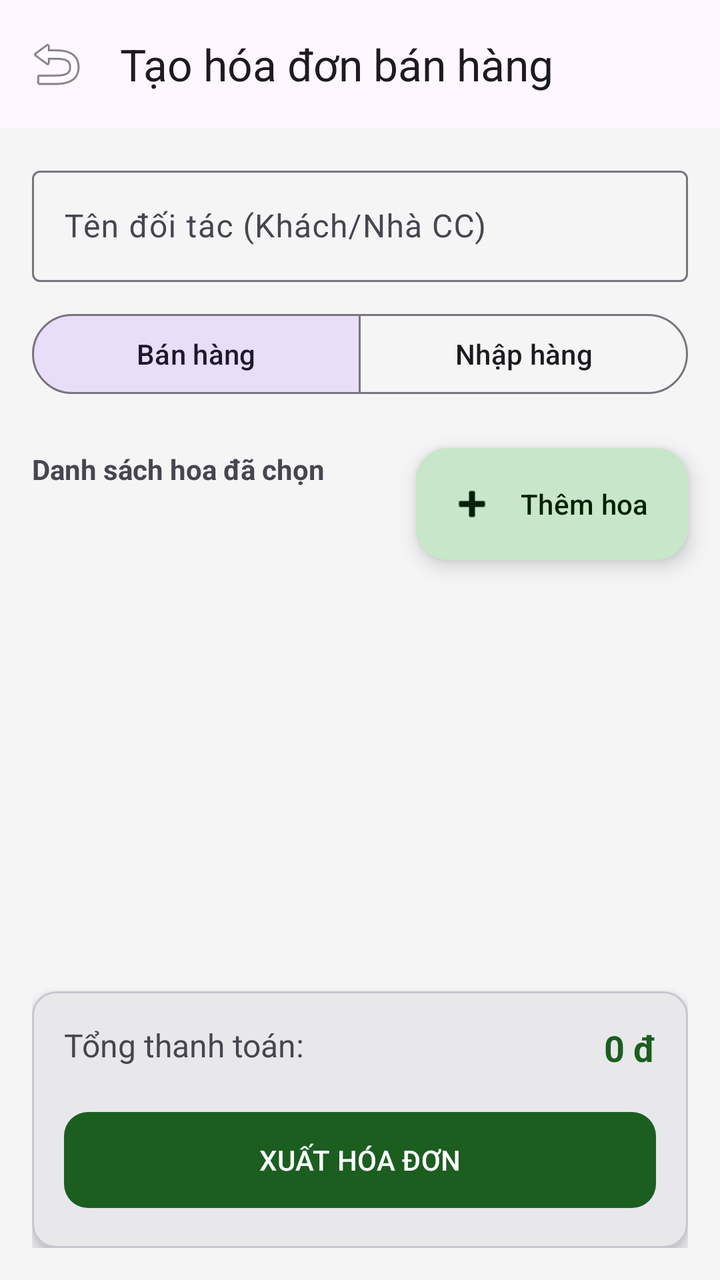
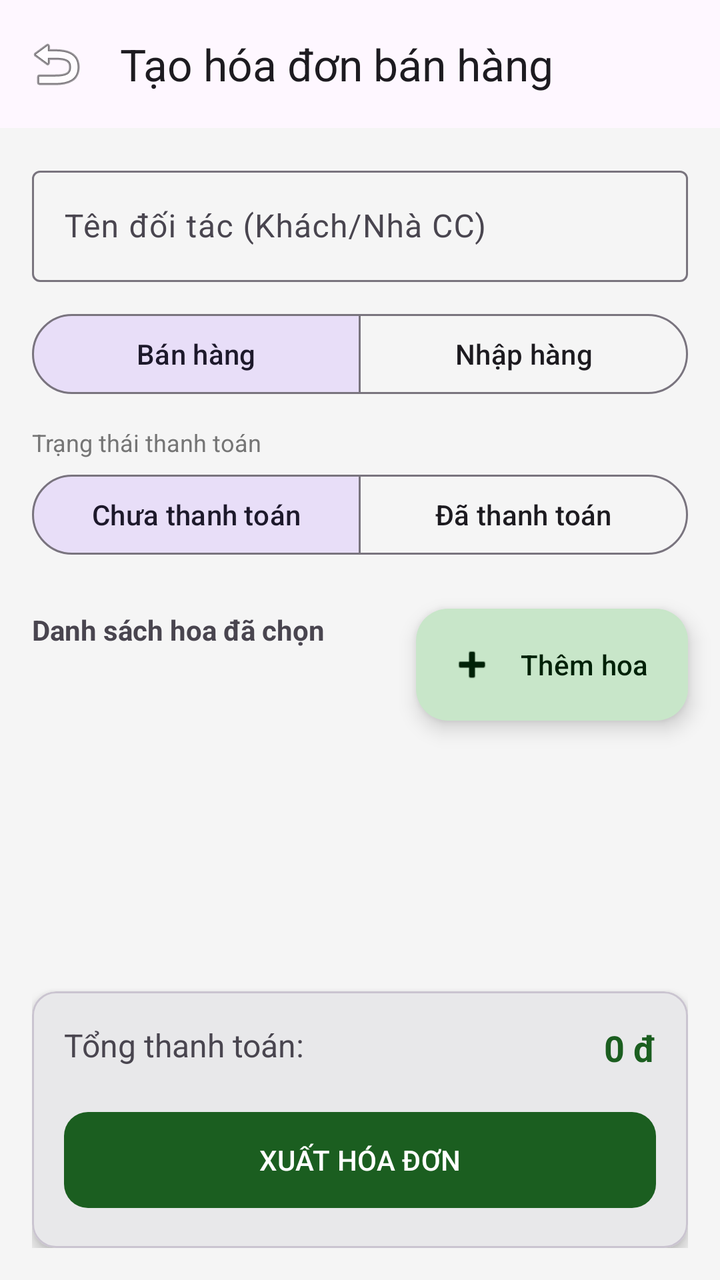

The first picture is an Android layout as it rendered before a commit; the second is the same layout after the commit. The layout source and the unified diff follow.
<!-- AndroidManifest.xml: activity theme Theme.QuanLyKho -->
<!-- res/layout/activity_create_invoice.xml -->
<?xml version="1.0" encoding="utf-8"?>
<androidx.coordinatorlayout.widget.CoordinatorLayout xmlns:android="http://schemas.android.com/apk/res/android"
    xmlns:app="http://schemas.android.com/apk/res-auto"
    android:layout_width="match_parent"
    android:layout_height="match_parent"
    android:background="@color/background">

    <com.google.android.material.appbar.AppBarLayout
        android:layout_width="match_parent"
        android:layout_height="wrap_content">
        <com.google.android.material.appbar.MaterialToolbar
            android:id="@+id/toolbar"
            android:layout_width="match_parent"
            android:layout_height="?attr/actionBarSize"
            app:title="Tạo hóa đơn bán hàng"
            app:navigationIcon="@android:drawable/ic_menu_revert" />
    </com.google.android.material.appbar.AppBarLayout>

    <LinearLayout
        android:layout_width="match_parent"
        android:layout_height="match_parent"
        android:orientation="vertical"
        android:padding="16dp"
        app:layout_behavior="@string/appbar_scrolling_view_behavior">

        <com.google.android.material.textfield.TextInputLayout
            android:layout_width="match_parent"
            android:layout_height="wrap_content"
            android:hint="Tên đối tác (Khách/Nhà CC)"
            style="@style/Widget.Material3.TextInputLayout.OutlinedBox">
            <com.google.android.material.textfield.TextInputEditText
                android:id="@+id/etCustomerName"
                android:layout_width="match_parent"
                android:layout_height="wrap_content" />
        </com.google.android.material.textfield.TextInputLayout>

        <com.google.android.material.button.MaterialButtonToggleGroup
            android:id="@+id/toggleInvoiceType"
            android:layout_width="match_parent"
            android:layout_height="wrap_content"
            android:layout_marginTop="12dp"
            app:singleSelection="true"
            app:selectionRequired="true"
            app:checkedButton="@+id/btnTypeSale">
            <com.google.android.material.button.MaterialButton
                android:id="@+id/btnTypeSale"
                style="@style/Widget.Material3.Button.OutlinedButton"
                android:layout_width="0dp"
                android:layout_height="wrap_content"
                android:layout_weight="1"
                android:text="Bán hàng" />
            <com.google.android.material.button.MaterialButton
                android:id="@+id/btnTypePurchase"
                style="@style/Widget.Material3.Button.OutlinedButton"
                android:layout_width="0dp"
                android:layout_height="wrap_content"
                android:layout_weight="1"
                android:text="Nhập hàng" />
        </com.google.android.material.button.MaterialButtonToggleGroup>

        <TextView
            android:layout_width="wrap_content"
            android:layout_height="wrap_content"
            android:text="Danh sách hoa đã chọn"
            android:textStyle="bold"
            android:layout_marginTop="24dp"
            android:layout_marginBottom="8dp"/>

        <androidx.recyclerview.widget.RecyclerView
            android:id="@+id/rvSelectedItems"
            android:layout_width="match_parent"
            android:layout_height="0dp"
            android:layout_weight="1" />

        <com.google.android.material.card.MaterialCardView
            android:layout_width="match_parent"
            android:layout_height="wrap_content"
            android:layout_marginTop="16dp"
            app:cardCornerRadius="12dp"
            app:cardElevation="4dp">

            <LinearLayout
                android:layout_width="match_parent"
                android:layout_height="wrap_content"
                android:orientation="vertical"
                android:padding="16dp">

                <RelativeLayout
                    android:layout_width="match_parent"
                    android:layout_height="wrap_content">
                    <TextView
                        android:layout_width="wrap_content"
                        android:layout_height="wrap_content"
                        android:text="Tổng thanh toán:"
                        android:textSize="16sp"/>
                    <TextView
                        android:id="@+id/tvTotalAmount"
                        android:layout_width="wrap_content"
                        android:layout_height="wrap_content"
                        android:layout_alignParentEnd="true"
                        android:text="0 đ"
                        android:textStyle="bold"
                        android:textSize="18sp"
                        android:textColor="@color/primary"/>
                </RelativeLayout>

                <com.google.android.material.button.MaterialButton
                    android:id="@+id/btnSaveInvoice"
                    android:layout_width="match_parent"
                    android:layout_height="56dp"
                    android:layout_marginTop="16dp"
                    android:text="XUẤT HÓA ĐƠN"
                    app:cornerRadius="12dp" />
            </LinearLayout>
        </com.google.android.material.card.MaterialCardView>

    </LinearLayout>

    <com.google.android.material.floatingactionbutton.ExtendedFloatingActionButton
        android:id="@+id/fabAddItem"
        android:layout_width="wrap_content"
        android:layout_height="wrap_content"
        android:layout_margin="16dp"
        android:text="Thêm hoa"
        app:icon="@android:drawable/ic_input_add"
        app:layout_anchor="@id/rvSelectedItems"
        app:layout_anchorGravity="top|right" />

</androidx.coordinatorlayout.widget.CoordinatorLayout>
<!-- resources referenced by this layout -->
<resources>
  <color name="background">#F5F5F5</color>
  <color name="primary">#1B5E20</color>
  <style name="Theme.QuanLyKho" parent="Base.Theme.QuanLyKho" />
  <style name="Base.Theme.QuanLyKho" parent="Theme.Material3.DayNight.NoActionBar">
          
          <item name="colorPrimary">@color/primary</item>
          <item name="colorOnPrimary">@color/onPrimary</item>
          <item name="colorPrimaryContainer">@color/primaryContainer</item>
          <item name="colorOnPrimaryContainer">@color/onPrimaryContainer</item>
          <item name="colorSecondary">@color/secondary</item>
          <item name="colorOnSecondary">@color/onSecondary</item>
          <item name="android:statusBarColor">@color/primary</item>
          <item name="android:windowBackground">@color/background</item>
      </style>
  <color name="onPrimary">#FFFFFF</color>
  <color name="primaryContainer">#C8E6C9</color>
  <color name="onPrimaryContainer">#002107</color>
  <color name="secondary">#2E7D32</color>
  <color name="onSecondary">#FFFFFF</color>
</resources>

<!-- the commit's change to res/layout/activity_create_invoice.xml (unified diff, before → after) -->
@@ -56,6 +56,38 @@
                 android:layout_height="wrap_content"
                 android:layout_weight="1"
                 android:text="Nhập hàng" />
+        </com.google.android.material.button.MaterialButtonToggleGroup>
+
+        <TextView
+            android:layout_width="wrap_content"
+            android:layout_height="wrap_content"
+            android:text="Trạng thái thanh toán"
+            android:layout_marginTop="12dp"
+            android:textSize="12sp"
+            android:textColor="@color/text_secondary"/>
+
+        <com.google.android.material.button.MaterialButtonToggleGroup
+            android:id="@+id/togglePaymentStatus"
+            android:layout_width="match_parent"
+            android:layout_height="wrap_content"
+            android:layout_marginTop="4dp"
+            app:singleSelection="true"
+            app:selectionRequired="true"
+            app:checkedButton="@+id/btnUnpaid">
+            <com.google.android.material.button.MaterialButton
+                android:id="@+id/btnUnpaid"
+                style="@style/Widget.Material3.Button.OutlinedButton"
+                android:layout_width="0dp"
+                android:layout_height="wrap_content"
+                android:layout_weight="1"
+                android:text="Chưa thanh toán" />
+            <com.google.android.material.button.MaterialButton
+                android:id="@+id/btnPaid"
+                style="@style/Widget.Material3.Button.OutlinedButton"
+                android:layout_width="0dp"
+                android:layout_height="wrap_content"
+                android:layout_weight="1"
+                android:text="Đã thanh toán" />
         </com.google.android.material.button.MaterialButtonToggleGroup>
 
         <TextView
<!-- resource entries referenced after the edit -->
@@ -2,6 +2,7 @@
 <resources>
   <color name="background">#F5F5F5</color>
   <color name="primary">#1B5E20</color>
+  <color name="text_secondary">#757575</color>
   <style name="Theme.QuanLyKho" parent="Base.Theme.QuanLyKho" />
   <style name="Base.Theme.QuanLyKho" parent="Theme.Material3.DayNight.NoActionBar">
           
